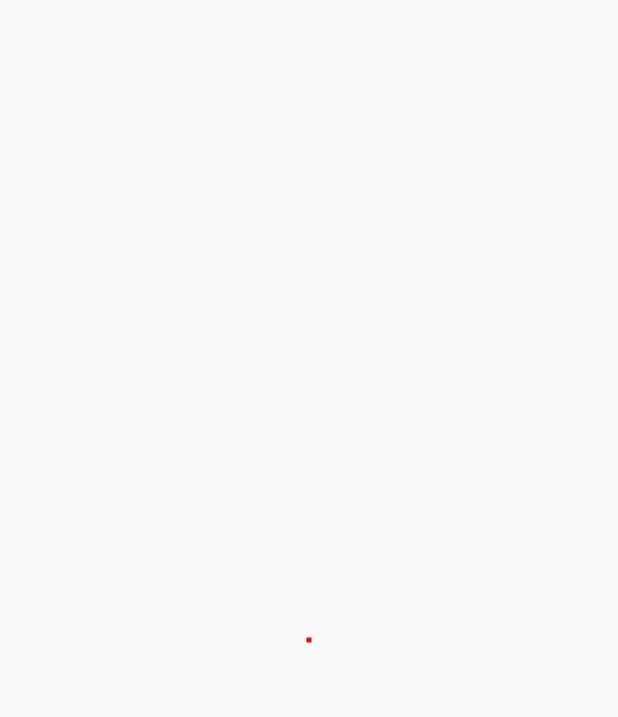
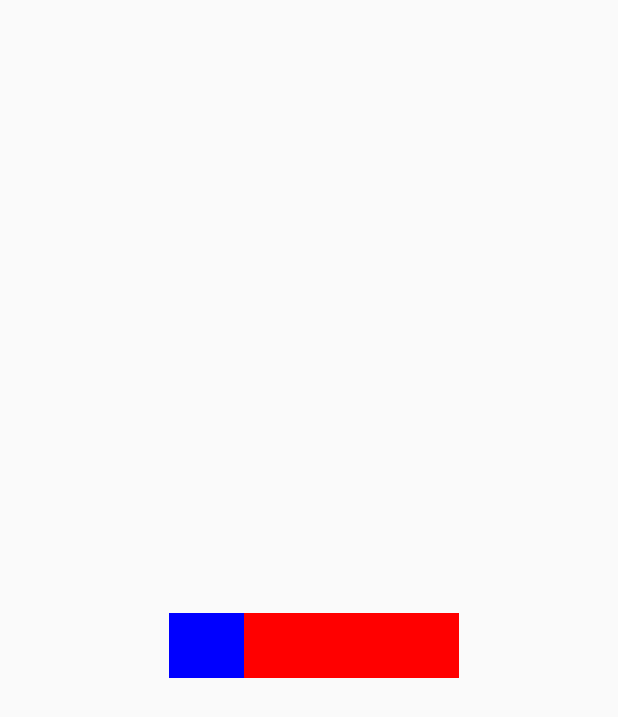
Before and after one commit to kingvan/vanPasswordView, an Android app: the screen it shows after launch (MainActivity), on a phone screen of 412 x 824 dp. Before the commit the part shown is almost empty. Shown: the top 717 px of the screen. Run offline under Robolectric (Android 15) with nearby library versions, the phone set to English and light mode, and no system bars.

Commit message:
add a GuanjiView
仿ios关机控件

```diff
--- /dev/null
+++ b/MyApplication3/app/src/main/java/com/xinhe/myapplication/Guanji.java
@@ -0,0 +1,157 @@
+package com.xinhe.myapplication;
+
+import android.content.Context;
+import android.graphics.Canvas;
+import android.graphics.Color;
+import android.graphics.Paint;
+import android.graphics.Rect;
+import android.graphics.RectF;
+import android.support.annotation.Nullable;
+import android.util.AttributeSet;
+import android.util.Log;
+import android.view.MotionEvent;
+import android.view.View;
+import android.widget.Toast;
+
+/**
+ * Created by jinfan on 17/10/23.
+ */
+
+public class Guanji extends View {
+    int view_w,view_h;
+    Paint p1,p2;
+    int small_w;
+    float small_x,small_y;
+    float current_x,first_x;
+    int current_zt;//记录当前状态，0是没有触动or up，1是down，2是move，
+    float end;
+
+
+
+
+
+    public Guanji(Context context) {
+        super(context);
+        initView();
+    }
+
+    public Guanji(Context context, @Nullable AttributeSet attrs) {
+        super(context, attrs);
+        initView();
+    }
+
+
+
+    public Guanji(Context context, @Nullable AttributeSet attrs, int defStyleAttr) {
+        super(context, attrs, defStyleAttr);
+        initView();
+    }
+
+
+    private void initView() {
+        p1=new Paint();
+        p1.setColor(Color.RED);
+        p1.setAntiAlias(true);
+        p1.setStyle(Paint.Style.FILL);
+        p1.setDither(true);
+
+        p2=new Paint();
+        p2.setColor(Color.BLUE);
+        p2.setAntiAlias(true);
+        p2.setStyle(Paint.Style.FILL);
+        p2.setDither(true);
+        small_x=10;
+        small_y=10;
+
+
+
+
+
+    }
+
+    @Override
+    protected void onMeasure(int widthMeasureSpec, int heightMeasureSpec) {
+        super.onMeasure(widthMeasureSpec, heightMeasureSpec);
+        view_w=getMeasuredWidth();
+        view_h=getMeasuredHeight();
+        small_w=view_h;
+        Log.i("view",view_w+""+view_h);
+        end=view_w-small_w-10;
+
+    }
+
+    //p1是下面的，p2是小滑快
+    @Override
+    protected void onDraw(Canvas canvas) {
+
+        RectF r1=new RectF(small_x,small_y,view_w,view_h);
+        canvas.drawRect(r1,p1);
+
+        RectF  r2=new RectF(small_x,small_y,small_x+small_w,10+small_w);
+        canvas.drawRect(r2,p2);
+
+    }
+  //  current_zt;//记录当前状态，0是没有触动or up，1是down，2是move，
+    @Override
+    public boolean onTouchEvent(MotionEvent event) {
+        int action = event.getAction();
+
+
+        current_x = event.getX();
+
+
+
+        if(action==MotionEvent.ACTION_DOWN){
+            if(current_zt==0) {
+                Log.i("onTouchEvent","down");
+                current_zt=1;
+                first_x = event.getX();
+
+
+
+            }else {
+                Log.i("onTouchEvent","down is wuxiao");
+            }
+
+
+        }else if(action==MotionEvent.ACTION_MOVE){
+            if(current_zt==1){
+                current_zt=2;
+                Log.i("onTouchEvent","first move");
+            }
+
+            if(current_zt==2){
+
+                if(current_x>first_x){
+                    small_x=current_x-first_x;
+                    Log.i("onTouchEvent"," move"+small_x);
+                    if(small_x<end+10){
+                        invalidate();
+                    }
+
+                }
+            }
+
+
+
+        }else if(action==MotionEvent.ACTION_UP){
+            Log.i("onTouchEvent","up");
+            if(small_x>end){
+                Toast.makeText(getContext(),"ok",Toast.LENGTH_LONG).show();
+            }else {
+                Toast.makeText(getContext(),"not ok",Toast.LENGTH_LONG).show();
+            }
+            current_zt=0;
+            current_x=0;
+            first_x=0;
+            small_x=10;
+            small_y=10;
+            invalidate();
+
+        }
+
+        return true;
+
+    }
+
+}
--- a/MyApplication3/app/src/main/java/com/xinhe/myapplication/MainActivity.java
+++ b/MyApplication3/app/src/main/java/com/xinhe/myapplication/MainActivity.java
@@ -7,33 +7,23 @@ import android.support.v7.app.AppCompatActivity;
 import android.os.Bundle;
 import android.text.Html;
 import android.util.Log;
+import android.view.View;
+import android.widget.Button;
+import android.widget.EditText;
 
+
+import java.util.Random;
 
 import static android.provider.Telephony.Mms.Part.TEXT;
 
 public class MainActivity extends Activity {
 
 
-    PasswordView password;
 
     @Override
     public void onCreate(@Nullable Bundle savedInstanceState) {
         super.onCreate(savedInstanceState);
         setContentView(R.layout.activity_main);
 
-
-        password=(PasswordView) findViewById(R.id.password);
-        password.setListen(new PasswordView.MyPassWordListen() {
-            @Override
-            public void passwordInput(int postion) {
-                Log.i("passwordInput1",postion+"");
-
-            }
-
-            @Override
-            public void passwordInputEnd(String postion) {
-                Log.i("passwordInput2",postion+"");
-            }
-        });
     }
 }
--- a/MyApplication3/app/src/main/res/layout/activity_main.xml
+++ b/MyApplication3/app/src/main/res/layout/activity_main.xml
@@ -9,33 +9,11 @@
     android:orientation="vertical"
     tools:context="com.xinhe.myapplication.MainActivity">
 
-    <com.xinhe.myapplication.PasswordView
-        android:visibility="gone"
-        android:id="@+id/password"
-        android:layout_width="200dp"
-        android:layout_height="200dp" />
-
-    <com.xinhe.myapplication.TimeLineView
-        android:visibility="gone"
-        android:id="@+id/timeline"
-        android:layout_width="match_parent"
-        android:layout_height="match_parent">
+  <com.xinhe.myapplication.Guanji
+      android:id="@+id/guanji"
+      android:layout_width="200dp"
+      android:layout_height="50dp" />
 
 
 
-
-    </com.xinhe.myapplication.TimeLineView>
-
-
-
-    <com.xinhe.myapplication.GameView
-        android:visibility="gone"
-        android:layout_width="200dp"
-        android:layout_height="200dp" />
-
-    <com.xinhe.myapplication.SeventView
-        android:layout_width="200dp"
-        android:layout_height="200dp" />
-
-
 </LinearLayout>
```
Also changed, not shown: MyApplication3/app/src/main/java/com/xinhe/myapplication/BarCharView.java (added, +89 -0 lines), MyApplication3/app/src/main/java/com/xinhe/myapplication/SuperEdittext.java (added, +86 -0 lines).
